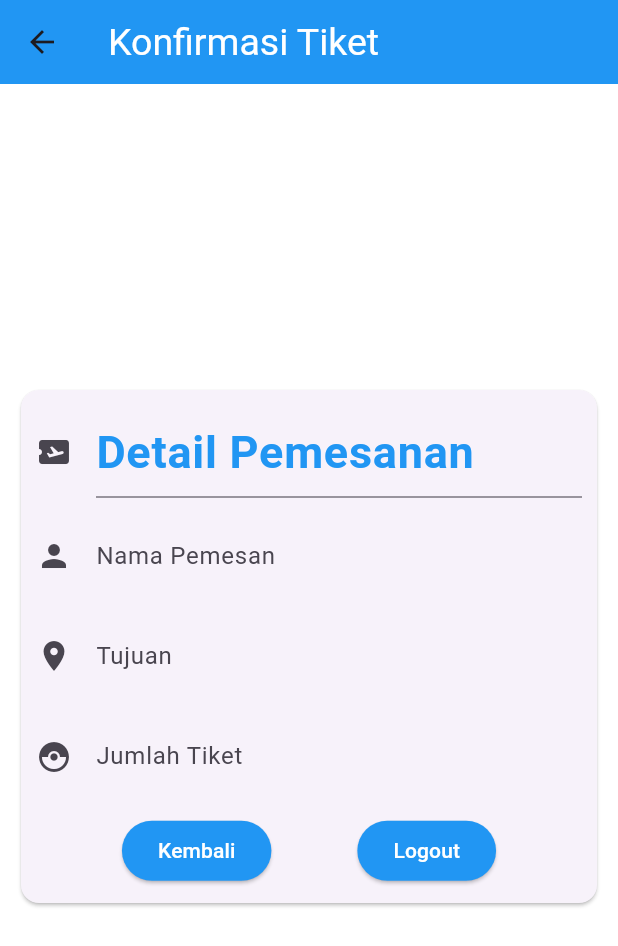
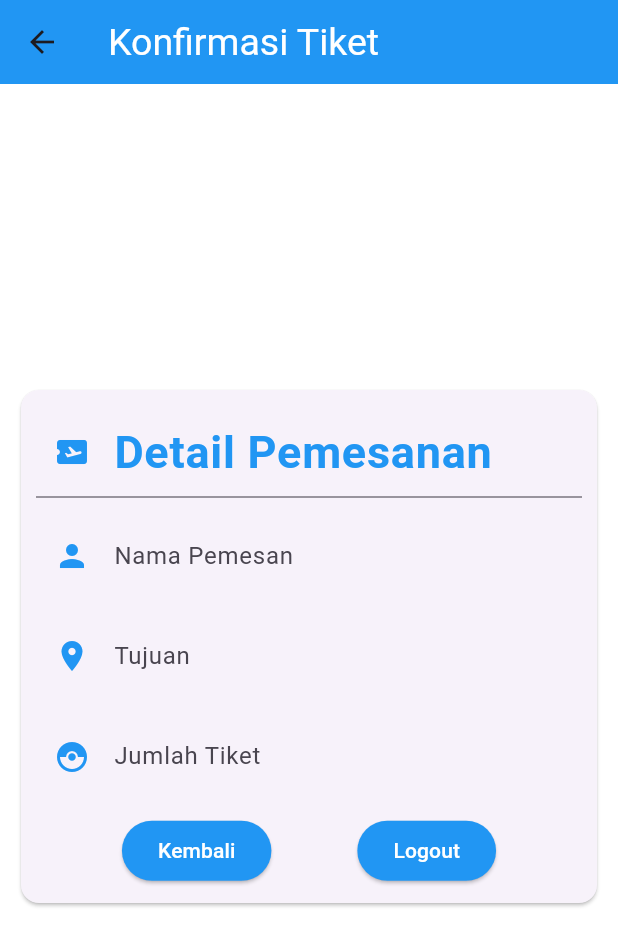
Before and after one commit to ARiP001/kuis-mobile-flutter, a Flutter app: the DashboardPage screen opened directly, after a tap on "Konfirmasi Pemesanan", on a phone screen of 412 x 824 dp. Shown: the top 946 px of the screen. Run offline on Flutter 3.47's test engine with Material 3 defaults, Android fonts, the phone set to English and light mode, and no system bars.

Commit message:
update icon

```diff
--- a/lib/dashboard_page.dart
+++ b/lib/dashboard_page.dart
@@ -40,7 +40,8 @@ class _DashboardPageState extends State<DashboardPage> {
                     TextField(
                       controller: _namaController,
                       decoration: InputDecoration(
-                        icon: Icon(Icons.person),
+                        prefixIcon: Icon(Icons.person),
+                        prefixIconColor: Colors.blue,
                         border: OutlineInputBorder(),
                         labelText: "Nama Pemesan"
                       )
@@ -48,7 +49,8 @@ class _DashboardPageState extends State<DashboardPage> {
                     TextField(
                       controller: _tujuanController,
                       decoration: InputDecoration(
-                        icon: Icon(Icons.location_on_sharp),
+                        prefixIcon: Icon(Icons.location_on_sharp),
+                        prefixIconColor: Colors.blue,
                         border: OutlineInputBorder(),
                         labelText: "Tujuan Perjalanan"
                       )
@@ -57,7 +59,8 @@ class _DashboardPageState extends State<DashboardPage> {
                       controller: _jumlahController,
                       keyboardType: TextInputType.number,
                       decoration: InputDecoration(
-                        icon: Icon(Icons.airplane_ticket_sharp),
+                        prefixIcon: Icon(Icons.airplane_ticket_sharp),
+                        prefixIconColor: Colors.blue,
                         border: OutlineInputBorder(),
                         labelText: "Jumlah Tiket"
                       )
--- a/lib/konfirmasi.dart
+++ b/lib/konfirmasi.dart
@@ -37,7 +37,8 @@ class KonfirmasiPage extends StatelessWidget {
                   ),
                   readOnly: true,
                   decoration: InputDecoration(
-                    icon: Icon(Icons.airplane_ticket),
+                    prefixIcon: Icon(Icons.airplane_ticket),
+                    prefixIconColor: Colors.blue,
                     border: UnderlineInputBorder(),
                   ),
                 ),
@@ -45,7 +46,8 @@ class KonfirmasiPage extends StatelessWidget {
                   controller: TextEditingController(text: nama),
                   readOnly: true,
                   decoration: InputDecoration(
-                    icon: Icon(Icons.person),
+                    prefixIcon: Icon(Icons.person),
+                    prefixIconColor: Colors.blue,
                     labelText: 'Nama Pemesan',
                     border: InputBorder.none,
                   ),
@@ -54,7 +56,8 @@ class KonfirmasiPage extends StatelessWidget {
                   controller: TextEditingController(text: tujuan),
                   readOnly: true,
                   decoration: InputDecoration(
-                    icon: Icon(Icons.location_on_sharp),
+                    prefixIcon: Icon(Icons.location_on_sharp),
+                    prefixIconColor: Colors.blue,
                     labelText: 'Tujuan',
                     border: InputBorder.none,
                   ),
@@ -63,7 +66,8 @@ class KonfirmasiPage extends StatelessWidget {
                   controller: TextEditingController(text: jumlah),
                   readOnly: true,
                   decoration: InputDecoration(
-                    icon: Icon(Icons.catching_pokemon),
+                    prefixIcon: Icon(Icons.catching_pokemon),
+                    prefixIconColor: Colors.blue,
                     labelText: 'Jumlah Tiket',
                     border: InputBorder.none,
                   ),
--- a/lib/login_page.dart
+++ b/lib/login_page.dart
@@ -44,7 +44,8 @@ class _LoginPageState extends State<LoginPage> {
                       },
                       controller: _username,
                       decoration: InputDecoration(
-                        icon: Icon(Icons.person),
+                        prefixIcon: Icon(Icons.person),
+                        prefixIconColor: Colors.blue,
                         border: OutlineInputBorder(),
                         labelText: "Username"
                       )
@@ -59,7 +60,8 @@ class _LoginPageState extends State<LoginPage> {
                       controller: _password,
                       obscureText: true,
                       decoration: InputDecoration(
-                         icon: Icon(Icons.lock),
+                         prefixIcon: Icon(Icons.lock),
+                         prefixIconColor: Colors.blue,
                         border: OutlineInputBorder(),
                         labelText: "Password"
                       ),
```
